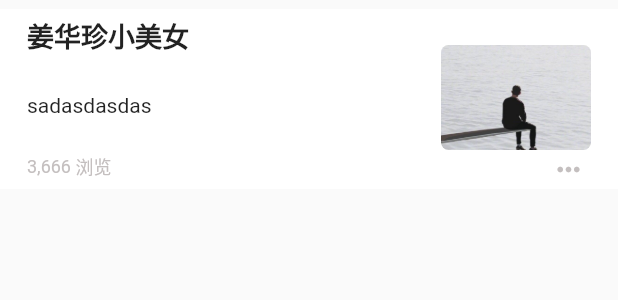
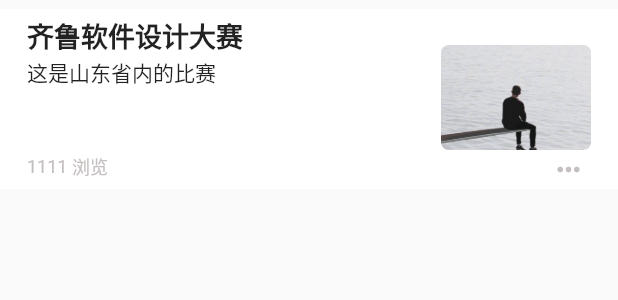
Before and after one commit to lyzxka/challenger, a Flutter app: the MatchItem widget shown alone on an empty page, opened directly, on a phone screen of 412 x 824 dp. Shown: the top 300 px of the screen. Run offline on Flutter 3.47's test engine with Material 2 defaults, Android fonts, the phone set to English and light mode, and no system bars; our stand-ins replace flutter_swiper; statements that could not run were skipped.

Commit message:
比赛列表 item update

```diff
--- a/challenger/lib/component/MatchItem.dart
+++ b/challenger/lib/component/MatchItem.dart
@@ -1,9 +1,8 @@
-import 'package:challenger/constant/Constant.dart';
 import 'package:flutter/material.dart';
 
 /// author：zzxka
 /// date：2020-02-01 17:51
-/// description:
+/// description: 比赛列表项
 class MatchItem extends StatefulWidget {
   MatchItemState createState() => MatchItemState();
   String title;
@@ -11,6 +10,7 @@ class MatchItem extends StatefulWidget {
   String content;
   String img;
   String looks;
+
   MatchItem({
     Key key,
     this.id,
@@ -24,7 +24,8 @@ class MatchItem extends StatefulWidget {
 class MatchItemState extends State<MatchItem> {
   @override
   Widget build(BuildContext context) {
-    return Padding(
+    return GestureDetector(
+        child:Padding(
           padding: EdgeInsets.only(top: 6),
           child: Container(
             color: Colors.white,
@@ -42,7 +43,7 @@ class MatchItemState extends State<MatchItem> {
                         height: 30,
                         left: 0,
                         right: 0,
-                    child: Text("姜华珍小美女",style: TextStyle(fontSize: 18,fontWeight: FontWeight.bold),),
+                        child: Text(widget.title,style: TextStyle(fontSize: 18,fontWeight: FontWeight.bold),),
                       ),
                       /* content info 用户信息 */
                       Positioned(
@@ -55,10 +56,6 @@ class MatchItemState extends State<MatchItem> {
                           alignment: AlignmentDirectional.topStart,
                           children: <Widget>[
                             Positioned(
-                          top: 24,
-                          bottom: 0,
-                          right: 0,
-                          left: 0,
                               child: Text(widget.content,
                                 overflow: TextOverflow.ellipsis,
                                 maxLines: 2,),
@@ -88,7 +85,7 @@ class MatchItemState extends State<MatchItem> {
                         right: 40,
                         child: Row(
                           children: <Widget>[
-                        Text("3,666",style: TextStyle(
+                            Text(widget.looks,style: TextStyle(
                               color: Color.fromRGBO(196, 191, 191,1),
                               fontSize: 12,
                             ),),
@@ -112,6 +109,10 @@ class MatchItemState extends State<MatchItem> {
               ),
             ),
           ),
+        ),
+      onTap: ((){
+        print("点击组件${widget.id}");
+      }),
     );
   }
 }
--- a/challenger/lib/pages/AppIndex.dart
+++ b/challenger/lib/pages/AppIndex.dart
@@ -1,5 +1,4 @@
 import 'package:challenger/constant/Constant.dart';
-import 'package:challenger/pages/Ad.dart';
 import 'package:challenger/pages/home/Home.dart';
 import 'package:challenger/pages/drawer/MyDrawer.dart';
 import 'package:challenger/pages/match/Match.dart' as match;
--- a/challenger/lib/pages/match/Match.dart
+++ b/challenger/lib/pages/match/Match.dart
@@ -1,7 +1,9 @@
 import 'package:challenger/component/HomeMatchItem.dart';
 import 'package:challenger/component/MatchItem.dart';
 import 'package:challenger/constant/Constant.dart';
+import 'package:challenger/model/MatchGlobal.dart';
 import 'package:challenger/pages/match/TopTab.dart';
+import 'package:challenger/utils/provider/ChangeNotifierProvider.dart';
 import 'package:flutter/material.dart';
 
 /// author：zzxka
@@ -12,22 +14,41 @@ class Match extends StatefulWidget {
 }
 
 class MatchState extends State<Match> {
-  int  index=1;
   @override
   Widget build(BuildContext context) {
+    return ChangeNotifierProvider<MatchGlobal>(
+      data: MatchGlobal(),
+      child: Builder(builder: (context){
         return Stack(
           children: <Widget>[
             TopTab(),
             Positioned(
                 top: 50,bottom: 0,
                 left: 0,right: 0,
-          child: ListView(
+                child: RefreshIndicator(
+                  // 下拉刷新事件
+                  onRefresh: (() async {
+                    await Future<int>.delayed(Duration(seconds: 3),(){
+                      print("更新了${ChangeNotifierProvider.of<MatchGlobal>(context).currentTopTab}");
+                      return 1;
+                    });
+                    return null;
+                  }),
+                  color: Colors.blue,
+                  child:ListView(
                     children: <Widget>[
-              MatchItem(id:1,title: "sss",content: "sadasdasdas",img: Constant.ASSETS_IMG+"default_head_icon.jpg",looks: "1111")
+                      MatchItem(id:1,title: "齐鲁软件设计大赛",content: "这是山东省内的比赛",img: Constant.ASSETS_IMG+"default_head_icon.jpg",looks: "1111"),
+                      MatchItem(id:1,title: "齐鲁软件设计大赛",content: "这是山东省内的比赛",img: Constant.ASSETS_IMG+"default_head_icon.jpg",looks: "1111"),
+                      MatchItem(id:1,title: "齐鲁软件设计大赛",content: "这是山东省内的比赛",img: Constant.ASSETS_IMG+"default_head_icon.jpg",looks: "1111"),
+                      MatchItem(id:1,title: "齐鲁软件设计大赛",content: "这是山东省内的比赛",img: Constant.ASSETS_IMG+"default_head_icon.jpg",looks: "1111"),
+                      MatchItem(id:1,title: "齐鲁软件设计大赛",content: "这是山东省内的比赛",img: Constant.ASSETS_IMG+"default_head_icon.jpg",looks: "1111"),
                     ],
                   ),
                 )
+            )
           ],
+        );
+      }),
     );
   }
 }
```
Also changed, not shown: challenger/lib/pages/match/TopTab.dart (+4 -15 lines). Lines whose indentation alone changed are shown as unchanged.
